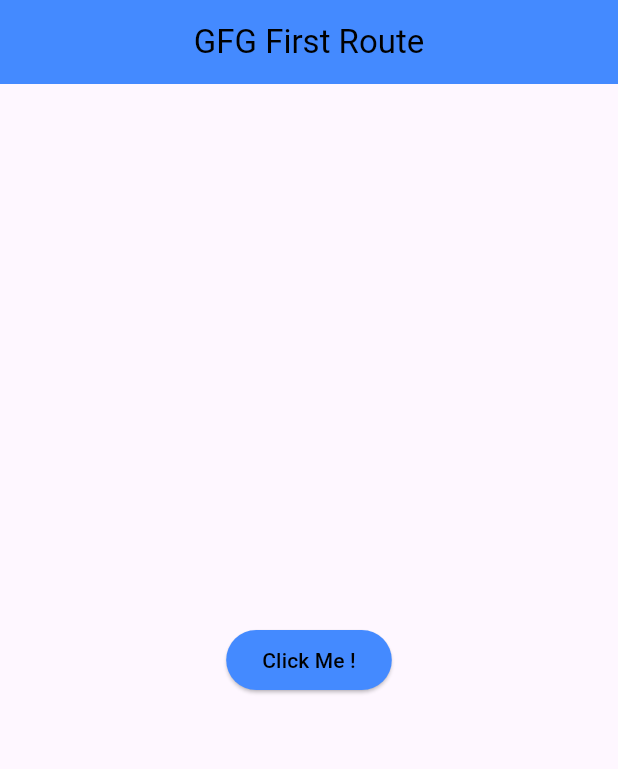
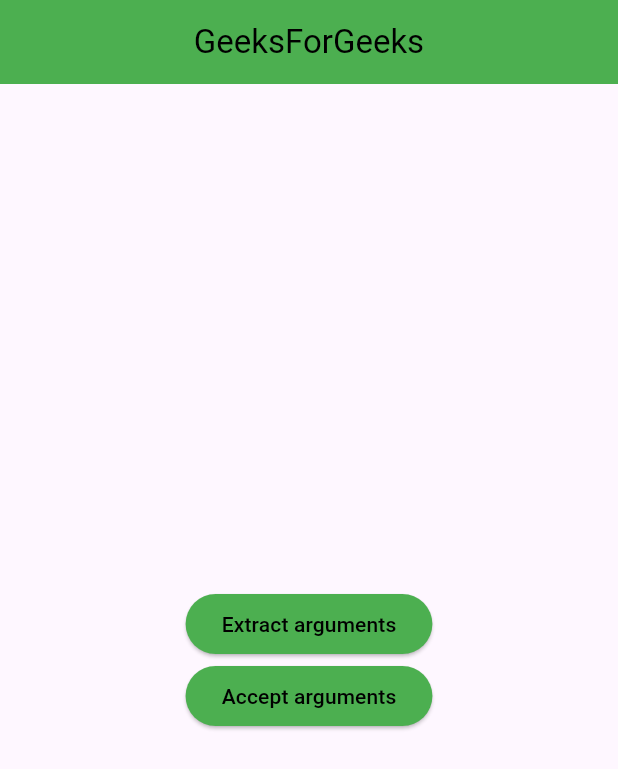
Before and after one commit to Sotheary-Pheng/Flutter-Advanced, a Flutter app: the screen it shows after launch, on a phone screen of 412 x 824 dp. Shown: the top 769 px of the screen. Run offline on Flutter 3.47's test engine with Material 3 defaults, Android fonts, the phone set to English and light mode, and no system bars; our stand-ins replace auto_size_text, lazy_load_scrollview, page_transition, skeleton_text.

Commit message:
Argument in the Name Route

```diff
--- a/lib/main.dart
+++ b/lib/main.dart
@@ -1,5 +1,6 @@
 import 'package:flutter/material.dart';
-import 'package:flutter_application_2/screen/name_routes.dart';
+import 'package:flutter_application_2/screen/argument_namedroute.dart';
+// import 'package:flutter_application_2/screen/name_routes.dart';
 
 void main() {
   runApp(const MyApp());
@@ -15,11 +16,33 @@ class MyApp extends StatelessWidget {
     return MaterialApp(
       debugShowCheckedModeBanner: false,
       title: appName,
-      initialRoute: '/',
+      //Argument in Named Route.......
+      onGenerateRoute: (settings) {
+        if (settings.name == PassArgumentsScreen.routeName) {
+          final args = settings.arguments as Arguments;
+          return MaterialPageRoute(
+            builder: (context) {
+              return PassArgumentsScreen(
+                title: args.title,
+                message: args.message,
+              );
+            },
+          );
+        }
+        assert(false, 'Implemention for ${settings.name} is missing.');
+        return null;
+      },
+      home: ArgumentNamedroute(),
       routes: {
-        '/': (context) => const NameRoutes(),
-        '/second': (context) => const SecondRoute(),
+        ExtractArgumentsScreen.routeName: (context) => ExtractArgumentsScreen(),
       },
+
+      //name Route...........
+      // initialRoute: '/',
+      // routes: {
+      //   '/': (context) => const NameRoutes(),
+      //   '/second': (context) => const SecondRoute(),
+      // },
     );
   }
 }
--- /dev/null
+++ b/lib/screen/argument_namedroute.dart
@@ -0,0 +1,109 @@
+import 'package:flutter/material.dart';
+
+class ArgumentNamedroute extends StatelessWidget {
+  const ArgumentNamedroute({super.key});
+
+  @override
+  Widget build(BuildContext context) {
+    return Scaffold(
+      appBar: AppBar(
+        title: Text("GeeksForGeeks"),
+        centerTitle: true,
+        backgroundColor: Colors.green,
+        foregroundColor: Colors.black,
+      ),
+      body: Center(
+        child: Column(
+          mainAxisAlignment: MainAxisAlignment.center,
+          children: <Widget>[
+            ElevatedButton(
+              style: ElevatedButton.styleFrom(
+                backgroundColor: Colors.green,
+                foregroundColor: Colors.black,
+              ),
+              onPressed: () {
+                Navigator.pushNamed(
+                  context,
+                  ExtractArgumentsScreen.routeName,
+                  arguments: Arguments(
+                    'Extract Argument Screen',
+                    'Extract in the build method....',
+                  ),
+                );
+              },
+              child: Text("Extract arguments"),
+            ),
+            ElevatedButton(
+              style: ElevatedButton.styleFrom(
+                backgroundColor: Colors.green,
+                foregroundColor: Colors.black,
+              ),
+              onPressed: () {
+                Navigator.pushNamed(
+                  context,
+                  ExtractArgumentsScreen.routeName,
+                  arguments: Arguments(
+                    'Accept Argument Screen',
+                    'Extract in the onGenerteRoute function....',
+                  ),
+                );
+              },
+              child: Text("Accept arguments"),
+            ),
+          ],
+        ),
+      ),
+    );
+  }
+}
+
+class ExtractArgumentsScreen extends StatelessWidget {
+  static const routeName = '/extractArguments';
+
+  const ExtractArgumentsScreen({super.key});
+
+  @override
+  Widget build(BuildContext context) {
+    final Arguments args =
+        ModalRoute.of(context)!.settings.arguments as Arguments;
+
+    return Scaffold(
+      appBar: AppBar(
+        title: Text(args.title),
+        backgroundColor: Colors.lightBlue,
+        foregroundColor: Colors.black,
+      ),
+      body: Center(child: Text(args.message)),
+    );
+  }
+}
+
+class PassArgumentsScreen extends StatelessWidget {
+  static const routeName = '/passArgument';
+
+  final String title;
+  final String message;
+
+  const PassArgumentsScreen({
+    super.key,
+    required this.title,
+    required this.message,
+  });
+  @override
+  Widget build(BuildContext context) {
+    return Scaffold(
+      appBar: AppBar(
+        title: Text(title),
+        backgroundColor: Colors.green,
+        foregroundColor: Colors.black,
+      ),
+      body: Center(child: Text(message)),
+    );
+  }
+}
+
+class Arguments {
+  final String title;
+  final String message;
+  Arguments(this.title, this.message);
+}
```
